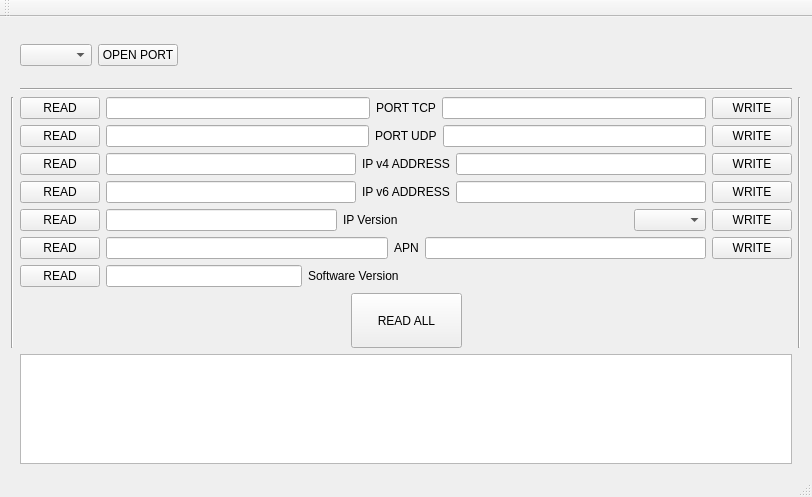
heavyC1oud/QT_Config_, file mainwindow.ui: the form before one commit.
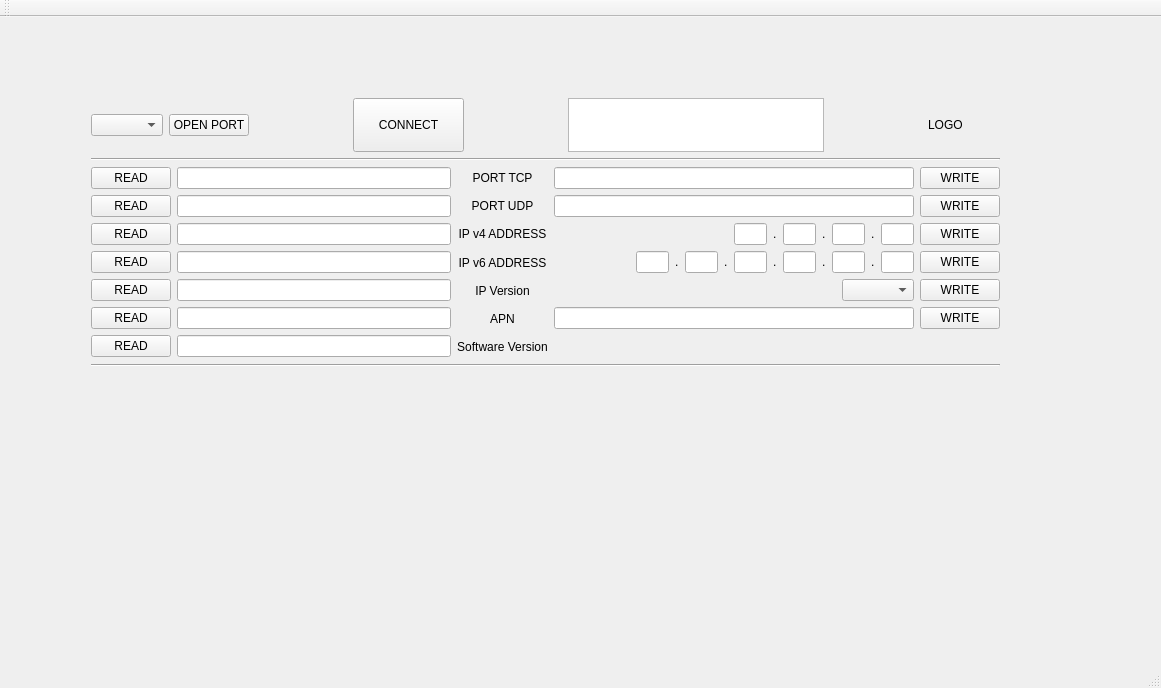
The form after the commit.

Commit message: add write functions

```diff
--- a/mainwindow.ui
+++ b/mainwindow.ui
@@ -6,283 +6,320 @@
    <rect>
     <x>0</x>
     <y>0</y>
-    <width>812</width>
-    <height>497</height>
+    <width>1161</width>
+    <height>688</height>
    </rect>
   </property>
   <property name="minimumSize">
    <size>
-    <width>812</width>
-    <height>497</height>
+    <width>0</width>
+    <height>0</height>
    </size>
   </property>
   <property name="maximumSize">
    <size>
-    <width>812</width>
-    <height>497</height>
+    <width>9999</width>
+    <height>99999</height>
    </size>
   </property>
   <property name="windowTitle">
    <string>MainWindow</string>
   </property>
   <widget class="QWidget" name="centralWidget">
-   <layout class="QGridLayout" name="gridLayout_2">
-    <item row="0" column="0">
-     <layout class="QGridLayout" name="gridLayout">
-      <item row="2" column="0">
-       <widget class="Line" name="line_2">
+   <widget class="QWidget" name="verticalLayoutWidget_4">
+    <property name="geometry">
+     <rect>
+      <x>80</x>
+      <y>70</y>
+      <width>931</width>
+      <height>291</height>
+     </rect>
+    </property>
+    <layout class="QVBoxLayout" name="verticalLayout_4">
+     <item>
+      <layout class="QHBoxLayout" name="horizontalLayout_7">
+       <item>
+        <layout class="QHBoxLayout" name="horizontalLayout_6">
+         <item>
+          <widget class="QComboBox" name="selCOM_CB"/>
+         </item>
+         <item>
+          <widget class="QPushButton" name="openCom_PB">
+           <property name="text">
+            <string>OPEN PORT</string>
+           </property>
+          </widget>
+         </item>
+        </layout>
+       </item>
+       <item>
+        <layout class="QHBoxLayout" name="horizontalLayout_5">
+         <item>
+          <spacer name="horizontalSpacer_4">
         <property name="orientation">
-         <enum>Qt::Vertical</enum>
-        </property>
-       </widget>
-      </item>
-      <item row="3" column="1">
-       <widget class="QTextEdit" name="receiveData_TE"/>
-      </item>
-      <item row="1" column="1">
+            <enum>Qt::Horizontal</enum>
+           </property>
+           <property name="sizeHint" stdset="0">
+            <size>
+             <width>40</width>
+             <height>20</height>
+            </size>
+           </property>
+          </spacer>
+         </item>
+         <item>
+          <widget class="QPushButton" name="connect_PB">
+           <property name="minimumSize">
+            <size>
+             <width>111</width>
+             <height>54</height>
+            </size>
+           </property>
+           <property name="text">
+            <string>CONNECT</string>
+           </property>
+          </widget>
+         </item>
+         <item>
+          <spacer name="horizontalSpacer_5">
+           <property name="orientation">
+            <enum>Qt::Horizontal</enum>
+           </property>
+           <property name="sizeHint" stdset="0">
+            <size>
+             <width>40</width>
+             <height>20</height>
+            </size>
+           </property>
+          </spacer>
+         </item>
+         <item>
+          <widget class="QTextEdit" name="receiveData_TE">
+           <property name="maximumSize">
+            <size>
+             <width>16777215</width>
+             <height>54</height>
+            </size>
+           </property>
+          </widget>
+         </item>
+         <item>
+          <spacer name="horizontalSpacer_3">
+           <property name="orientation">
+            <enum>Qt::Horizontal</enum>
+           </property>
+           <property name="sizeHint" stdset="0">
+            <size>
+             <width>40</width>
+             <height>20</height>
+            </size>
+           </property>
+          </spacer>
+         </item>
+         <item>
+          <widget class="QLabel" name="logo_LL">
+           <property name="minimumSize">
+            <size>
+             <width>72</width>
+             <height>54</height>
+            </size>
+           </property>
+           <property name="maximumSize">
+            <size>
+             <width>72</width>
+             <height>54</height>
+            </size>
+           </property>
+           <property name="text">
+            <string>LOGO</string>
+           </property>
+          </widget>
+         </item>
+        </layout>
+       </item>
+      </layout>
+     </item>
+     <item>
        <widget class="Line" name="line">
         <property name="orientation">
          <enum>Qt::Horizontal</enum>
         </property>
        </widget>
       </item>
-      <item row="2" column="1">
-       <layout class="QVBoxLayout" name="verticalLayout">
         <item>
-         <layout class="QHBoxLayout" name="horizontalLayout_2">
+      <layout class="QHBoxLayout" name="horizontalLayout">
           <item>
+        <layout class="QFormLayout" name="formLayout">
+         <item row="0" column="0">
            <widget class="QPushButton" name="readPortTCP_PB">
             <property name="text">
              <string>READ</string>
             </property>
            </widget>
           </item>
-          <item>
+         <item row="0" column="1">
            <widget class="QLineEdit" name="readPortTCP_LE"/>
           </item>
-          <item>
-           <widget class="QLabel" name="label">
-            <property name="text">
-             <string>PORT TCP</string>
-            </property>
-           </widget>
-          </item>
-          <item>
-           <widget class="QLineEdit" name="writePortTCP_LE"/>
-          </item>
-          <item>
-           <widget class="QPushButton" name="writePortTCP_PB">
-            <property name="text">
-             <string>WRITE</string>
-            </property>
-           </widget>
-          </item>
-         </layout>
-        </item>
-        <item>
-         <layout class="QHBoxLayout" name="horizontalLayout_3">
-          <item>
+         <item row="1" column="0">
            <widget class="QPushButton" name="readPortUDP_PB">
             <property name="text">
              <string>READ</string>
             </property>
            </widget>
           </item>
-          <item>
+         <item row="1" column="1">
            <widget class="QLineEdit" name="readPortUDP_LE"/>
           </item>
-          <item>
-           <widget class="QLabel" name="label_2">
-            <property name="text">
-             <string>PORT UDP</string>
-            </property>
-           </widget>
-          </item>
-          <item>
-           <widget class="QLineEdit" name="writePortUDP_LE"/>
-          </item>
-          <item>
-           <widget class="QPushButton" name="writePortUDP_PB">
-            <property name="text">
-             <string>WRITE</string>
-            </property>
-           </widget>
-          </item>
-         </layout>
-        </item>
-        <item>
-         <layout class="QHBoxLayout" name="horizontalLayout_4">
-          <item>
+         <item row="2" column="0">
            <widget class="QPushButton" name="readAdrIPv4_PB">
             <property name="text">
              <string>READ</string>
             </property>
            </widget>
           </item>
-          <item>
+         <item row="2" column="1">
            <widget class="QLineEdit" name="readAdrIPv4_LE"/>
           </item>
-          <item>
-           <widget class="QLabel" name="label_3">
-            <property name="text">
-             <string>IP v4 ADDRESS</string>
-            </property>
-           </widget>
-          </item>
-          <item>
-           <widget class="QLineEdit" name="writeAdrIPv4_LE"/>
-          </item>
-          <item>
-           <widget class="QPushButton" name="writeAdrIPv4_PB">
-            <property name="text">
-             <string>WRITE</string>
-            </property>
-           </widget>
-          </item>
-         </layout>
-        </item>
-        <item>
-         <layout class="QHBoxLayout" name="horizontalLayout_5">
-          <item>
+         <item row="3" column="0">
            <widget class="QPushButton" name="readAdrIPv6_PB">
             <property name="text">
              <string>READ</string>
             </property>
            </widget>
           </item>
-          <item>
+         <item row="3" column="1">
            <widget class="QLineEdit" name="readAdrIPv6_LE"/>
           </item>
-          <item>
-           <widget class="QLabel" name="label_4">
-            <property name="text">
-             <string>IP v6 ADDRESS</string>
-            </property>
-           </widget>
-          </item>
-          <item>
-           <widget class="QLineEdit" name="writeAdrIPv6_LE"/>
-          </item>
-          <item>
-           <widget class="QPushButton" name="writeAdrIPv6_PB">
-            <property name="text">
-             <string>WRITE</string>
-            </property>
-           </widget>
-          </item>
-         </layout>
-        </item>
-        <item>
-         <layout class="QHBoxLayout" name="horizontalLayout_7">
-          <item>
+         <item row="4" column="0">
            <widget class="QPushButton" name="readIPver_PB">
             <property name="text">
              <string>READ</string>
             </property>
            </widget>
           </item>
-          <item>
+         <item row="4" column="1">
            <widget class="QLineEdit" name="readIPver_LE"/>
           </item>
-          <item>
-           <widget class="QLabel" name="label_6">
-            <property name="text">
-             <string>IP Version</string>
-            </property>
-           </widget>
-          </item>
-          <item>
-           <spacer name="horizontalSpacer_5">
-            <property name="orientation">
-             <enum>Qt::Horizontal</enum>
-            </property>
-            <property name="sizeHint" stdset="0">
-             <size>
-              <width>40</width>
-              <height>20</height>
-             </size>
-            </property>
-           </spacer>
-          </item>
-          <item>
-           <widget class="QComboBox" name="writeIPver_CB"/>
-          </item>
-          <item>
-           <widget class="QPushButton" name="writeIPver_PB">
-            <property name="text">
-             <string>WRITE</string>
-            </property>
-           </widget>
-          </item>
-         </layout>
-        </item>
-        <item>
-         <layout class="QHBoxLayout" name="horizontalLayout_8">
-          <item>
+         <item row="5" column="0">
            <widget class="QPushButton" name="readAPN_PB">
             <property name="text">
              <string>READ</string>
             </property>
            </widget>
           </item>
-          <item>
-           <widget class="QLineEdit" name="readAPN_LE"/>
-          </item>
-          <item>
-           <widget class="QLabel" name="label_7">
-            <property name="text">
-             <string>APN</string>
+         <item row="5" column="1">
+          <widget class="QLineEdit" name="readAPN_LE">
+           <property name="minimumSize">
+            <size>
+             <width>222</width>
+             <height>0</height>
+            </size>
             </property>
            </widget>
           </item>
-          <item>
-           <widget class="QLineEdit" name="writeAPN_LE"/>
-          </item>
-          <item>
-           <widget class="QPushButton" name="writeAPN_PB">
-            <property name="text">
-             <string>WRITE</string>
-            </property>
-           </widget>
-          </item>
-         </layout>
-        </item>
-        <item>
-         <layout class="QHBoxLayout" name="horizontalLayout_9">
-          <item>
+         <item row="6" column="0">
            <widget class="QPushButton" name="readSWver_PB">
             <property name="text">
              <string>READ</string>
             </property>
            </widget>
           </item>
-          <item>
+         <item row="6" column="1">
            <widget class="QLineEdit" name="readSWver_LE">
             <property name="readOnly">
              <bool>false</bool>
             </property>
            </widget>
           </item>
+        </layout>
+       </item>
+       <item>
+        <layout class="QVBoxLayout" name="verticalLayout">
+         <item>
+          <widget class="QLabel" name="label">
+           <property name="layoutDirection">
+            <enum>Qt::LeftToRight</enum>
+           </property>
+           <property name="text">
+            <string>PORT TCP</string>
+           </property>
+           <property name="alignment">
+            <set>Qt::AlignCenter</set>
+           </property>
+          </widget>
+         </item>
+         <item>
+          <widget class="QLabel" name="label_2">
+           <property name="text">
+            <string>PORT UDP</string>
+           </property>
+           <property name="alignment">
+            <set>Qt::AlignCenter</set>
+           </property>
+          </widget>
+         </item>
+         <item>
+          <widget class="QLabel" name="label_3">
+           <property name="text">
+            <string>IP v4 ADDRESS</string>
+           </property>
+           <property name="alignment">
+            <set>Qt::AlignCenter</set>
+           </property>
+          </widget>
+         </item>
+         <item>
+          <widget class="QLabel" name="label_4">
+           <property name="text">
+            <string>IP v6 ADDRESS</string>
+           </property>
+           <property name="alignment">
+            <set>Qt::AlignCenter</set>
+           </property>
+          </widget>
+         </item>
+         <item>
+          <widget class="QLabel" name="label_6">
+           <property name="text">
+            <string>IP Version</string>
+           </property>
+           <property name="alignment">
+            <set>Qt::AlignCenter</set>
+           </property>
+          </widget>
+         </item>
+         <item>
+          <widget class="QLabel" name="label_7">
+           <property name="text">
+            <string>APN</string>
+           </property>
+           <property name="alignment">
+            <set>Qt::AlignCenter</set>
+           </property>
+          </widget>
+         </item>
           <item>
            <widget class="QLabel" name="label_8">
             <property name="text">
              <string>Software Version</string>
             </property>
-           </widget>
-          </item>
+           <property name="alignment">
+            <set>Qt::AlignCenter</set>
+           </property>
+          </widget>
+         </item>
+        </layout>
+       </item>
           <item>
-           <spacer name="horizontalSpacer_2">
-            <property name="orientation">
-             <enum>Qt::Horizontal</enum>
-            </property>
-            <property name="sizeHint" stdset="0">
-             <size>
-              <width>40</width>
-              <height>20</height>
-             </size>
-            </property>
-           </spacer>
-          </item>
+        <layout class="QVBoxLayout" name="verticalLayout_3">
+         <item>
+          <widget class="QLineEdit" name="writePortTCP_LE"/>
+         </item>
+         <item>
+          <widget class="QLineEdit" name="writePortUDP_LE"/>
+         </item>
+         <item>
+          <layout class="QHBoxLayout" name="horizontalLayout_2">
           <item>
            <spacer name="horizontalSpacer">
             <property name="orientation">
@@ -296,65 +333,71 @@
             </property>
            </spacer>
           </item>
-         </layout>
-        </item>
         <item>
-         <layout class="QHBoxLayout" name="horizontalLayout_10">
-          <item>
-           <spacer name="horizontalSpacer_4">
-            <property name="orientation">
-             <enum>Qt::Horizontal</enum>
-            </property>
-            <property name="sizeHint" stdset="0">
+            <widget class="QLineEdit" name="writeAdrIPv4_1_LE">
+             <property name="maximumSize">
              <size>
-              <width>40</width>
-              <height>20</height>
-             </size>
-            </property>
-           </spacer>
+               <width>33</width>
+               <height>16777215</height>
+              </size>
+             </property>
+            </widget>
           </item>
           <item>
-           <widget class="QPushButton" name="readALL_PB">
-            <property name="minimumSize">
+            <widget class="QLabel" name="label_5">
+             <property name="text">
+              <string>.</string>
+             </property>
+            </widget>
+           </item>
+           <item>
+            <widget class="QLineEdit" name="writeAdrIPv4_2_LE">
+             <property name="maximumSize">
              <size>
-              <width>111</width>
-              <height>55</height>
-             </size>
-            </property>
+               <width>33</width>
+               <height>16777215</height>
+              </size>
+             </property>
+            </widget>
+           </item>
+           <item>
+            <widget class="QLabel" name="label_9">
             <property name="text">
-             <string>READ ALL</string>
+              <string>.</string>
             </property>
            </widget>
           </item>
           <item>
-           <spacer name="horizontalSpacer_3">
-            <property name="orientation">
-             <enum>Qt::Horizontal</enum>
-            </property>
-            <property name="sizeHint" stdset="0">
+            <widget class="QLineEdit" name="writeAdrIPv4_3_LE">
+             <property name="maximumSize">
              <size>
-              <width>40</width>
-              <height>20</height>
-             </size>
-            </property>
-           </spacer>
-          </item>
-         </layout>
-        </item>
-       </layout>
-      </item>
-      <item row="0" column="1">
-       <layout class="QHBoxLayout" name="horizontalLayout">
+               <width>33</width>
+               <height>16777215</height>
+              </size>
+             </property>
+            </widget>
+           </item>
         <item>
-         <widget class="QComboBox" name="selCOM_CB"/>
+            <widget class="QLabel" name="label_10">
+             <property name="text">
+              <string>.</string>
+             </property>
+            </widget>
         </item>
         <item>
-         <widget class="QPushButton" name="openCom_PB">
-          <property name="text">
-           <string>OPEN PORT</string>
+            <widget class="QLineEdit" name="writeAdrIPv4_4_LE">
+             <property name="maximumSize">
+              <size>
+               <width>33</width>
+               <height>16777215</height>
+              </size>
           </property>
          </widget>
         </item>
+          </layout>
+         </item>
+         <item>
+          <layout class="QHBoxLayout" name="horizontalLayout_3">
         <item>
          <spacer name="horizontalSpacer_6">
           <property name="orientation">
@@ -369,13 +412,180 @@
          </spacer>
         </item>
         <item>
-         <widget class="QLabel" name="logo_LL">
-          <property name="minimumSize">
+            <widget class="QLineEdit" name="writeAdrIPv6_1_LE">
+             <property name="maximumSize">
            <size>
-            <width>72</width>
-            <height>54</height>
-           </size>
-          </property>
+               <width>33</width>
+               <height>16777215</height>
+              </size>
+             </property>
+            </widget>
+           </item>
+           <item>
+            <widget class="QLabel" name="label_11">
+             <property name="text">
+              <string>.</string>
+             </property>
+            </widget>
+           </item>
+           <item>
+            <widget class="QLineEdit" name="writeAdrIPv6_2_LE">
+             <property name="maximumSize">
+              <size>
+               <width>33</width>
+               <height>16777215</height>
+              </size>
+             </property>
+            </widget>
+           </item>
+           <item>
+            <widget class="QLabel" name="label_12">
+             <property name="text">
+              <string>.</string>
+             </property>
+            </widget>
+           </item>
+           <item>
+            <widget class="QLineEdit" name="writeAdrIPv6_3_LE">
+             <property name="maximumSize">
+              <size>
+               <width>33</width>
+               <height>16777215</height>
+              </size>
+             </property>
+            </widget>
+           </item>
+           <item>
+            <widget class="QLabel" name="label_13">
+             <property name="text">
+              <string>.</string>
+             </property>
+            </widget>
+           </item>
+           <item>
+            <widget class="QLineEdit" name="writeAdrIPv6_4_LE">
+             <property name="maximumSize">
+              <size>
+               <width>33</width>
+               <height>16777215</height>
+              </size>
+             </property>
+            </widget>
+           </item>
+           <item>
+            <widget class="QLabel" name="label_14">
+             <property name="text">
+              <string>.</string>
+             </property>
+            </widget>
+           </item>
+           <item>
+            <widget class="QLineEdit" name="writeAdrIPv6_5_LE">
+             <property name="maximumSize">
+              <size>
+               <width>33</width>
+               <height>16777215</height>
+              </size>
+             </property>
+            </widget>
+           </item>
+           <item>
+            <widget class="QLabel" name="label_15">
+             <property name="text">
+              <string>.</string>
+             </property>
+            </widget>
+           </item>
+           <item>
+            <widget class="QLineEdit" name="writeAdrIPv6_6_LE">
+             <property name="maximumSize">
+              <size>
+               <width>33</width>
+               <height>16777215</height>
+              </size>
+             </property>
+            </widget>
+           </item>
+          </layout>
+         </item>
+         <item>
+          <layout class="QHBoxLayout" name="horizontalLayout_4">
+           <item>
+            <spacer name="horizontalSpacer_2">
+             <property name="orientation">
+              <enum>Qt::Horizontal</enum>
+             </property>
+             <property name="sizeHint" stdset="0">
+              <size>
+               <width>40</width>
+               <height>20</height>
+              </size>
+             </property>
+            </spacer>
+           </item>
+           <item>
+            <widget class="QComboBox" name="writeIPver_CB"/>
+           </item>
+          </layout>
+         </item>
+         <item>
+          <widget class="QLineEdit" name="writeAPN_LE"/>
+         </item>
+         <item>
+          <widget class="QLabel" name="label_16">
+           <property name="text">
+            <string> </string>
+           </property>
+          </widget>
+         </item>
+        </layout>
+       </item>
+       <item>
+        <layout class="QVBoxLayout" name="verticalLayout_2">
+         <item>
+          <widget class="QPushButton" name="writePortTCP_PB">
+           <property name="text">
+            <string>WRITE</string>
+           </property>
+          </widget>
+         </item>
+         <item>
+          <widget class="QPushButton" name="writePortUDP_PB">
+           <property name="text">
+            <string>WRITE</string>
+           </property>
+          </widget>
+         </item>
+         <item>
+          <widget class="QPushButton" name="writeAdrIPv4_PB">
+           <property name="text">
+            <string>WRITE</string>
+           </property>
+          </widget>
+         </item>
+         <item>
+          <widget class="QPushButton" name="writeAdrIPv6_PB">
+           <property name="text">
+            <string>WRITE</string>
+           </property>
+          </widget>
+         </item>
+         <item>
+          <widget class="QPushButton" name="writeIPver_PB">
+           <property name="text">
+            <string>WRITE</string>
+           </property>
+          </widget>
+         </item>
+         <item>
+          <widget class="QPushButton" name="writeAPN_PB">
+           <property name="text">
+            <string>WRITE</string>
+           </property>
+          </widget>
+         </item>
+         <item>
+          <widget class="QLabel" name="label_17">
           <property name="text">
            <string/>
           </property>
@@ -383,16 +593,17 @@
         </item>
        </layout>
       </item>
-      <item row="2" column="2">
-       <widget class="Line" name="line_3">
+      </layout>
+     </item>
+     <item>
+      <widget class="Line" name="line_2">
         <property name="orientation">
-         <enum>Qt::Vertical</enum>
+        <enum>Qt::Horizontal</enum>
         </property>
        </widget>
       </item>
      </layout>
-    </item>
-   </layout>
+   </widget>
   </widget>
   <widget class="QMenuBar" name="menuBar">
    <property name="geometry">
```
Left out of the diff: 2 changed lines with no effect on the pictures. Lines whose indentation alone changed are shown as unchanged. The commit also changes 7 other files.
